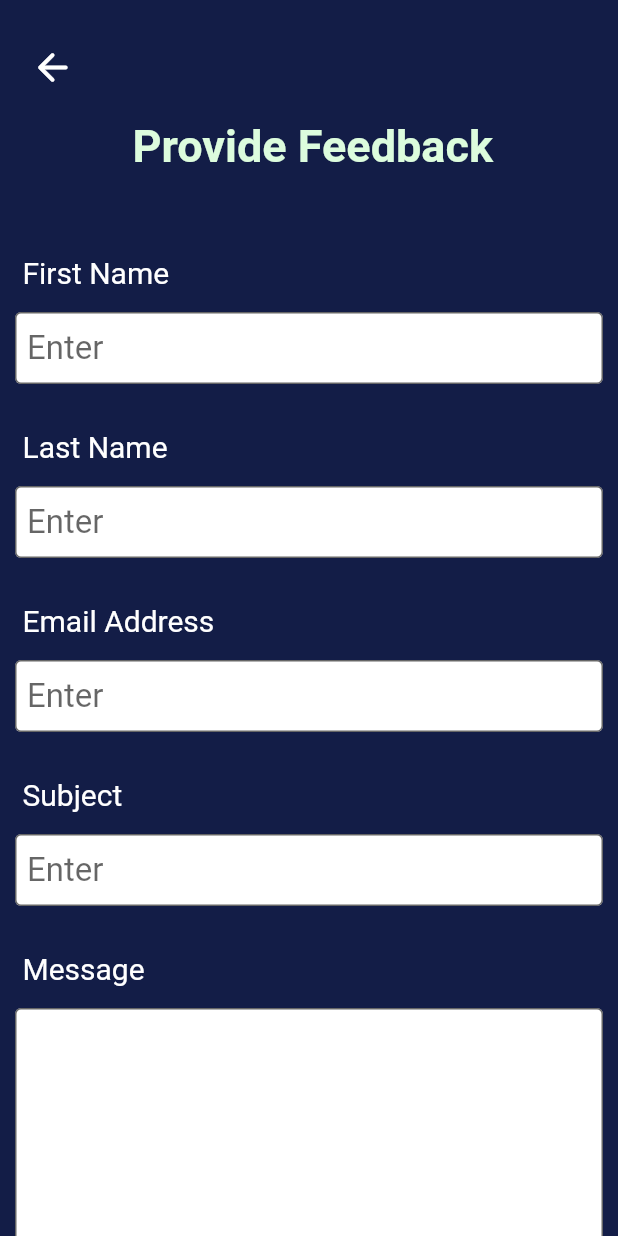
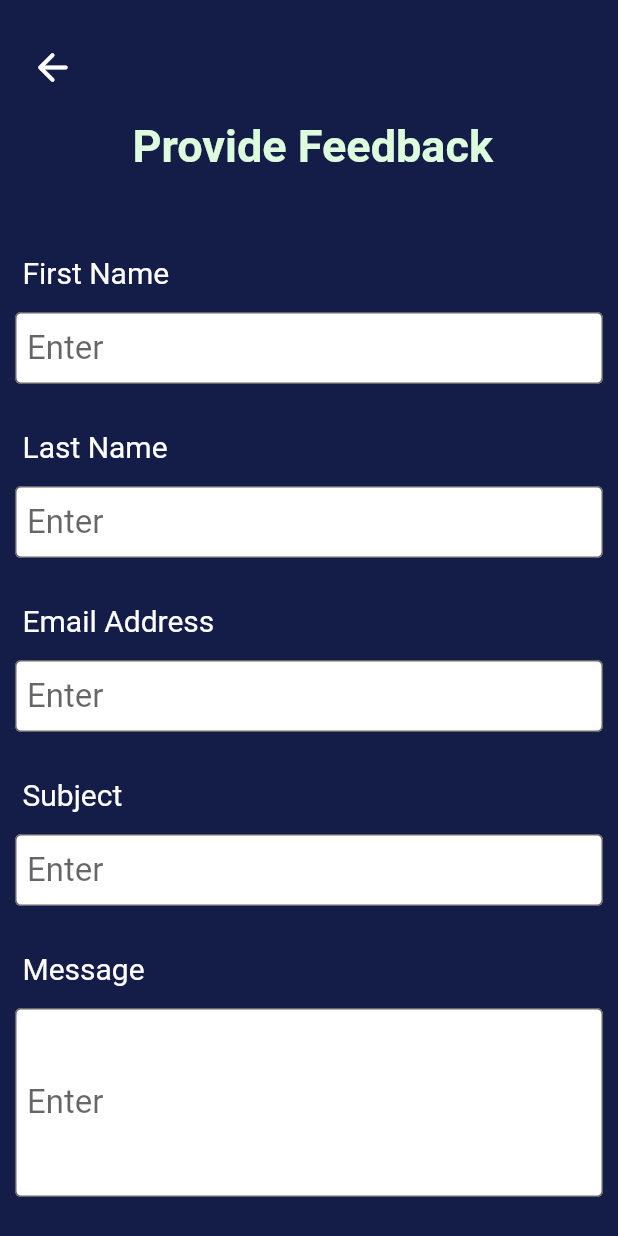
Before and after one commit to Capstone-Project-POS-IT/Mobile-Application, a Flutter app: the screen it shows after launch, on a phone screen of 412 x 824 dp. Run offline on Flutter 3.47's test engine with Material 2 defaults, Android fonts, the phone set to English and light mode, and no system bars; our stand-ins replace cloud_functions, firebase_auth, firebase_core, google_sign_in, shared_preferences, table_calendar; missing offline and left inert: flutter_email_sender, flutter_facebook_login; accounts and stored records are empty.

Commit message:
provide feedback, creators, pubspec

```diff
--- a/lib/ProvideFeedback.dart
+++ b/lib/ProvideFeedback.dart
@@ -1,6 +1,8 @@
 import 'dart:io';
 import 'package:flutter/material.dart';
 import 'package:flutter/rendering.dart';
+import 'package:flutter_email_sender/flutter_email_sender.dart';
+import 'package:pos_it/creators.dart';
 
 class ProvideFeedbackPage extends StatefulWidget {
   @override
@@ -9,6 +11,18 @@ class ProvideFeedbackPage extends StatefulWidget {
 
 class _ProvideFeedbackPage extends State<ProvideFeedbackPage> {
   @override
+
+  // Create a text controller and use it to retrieve the current value
+  // of the TextField.
+  final myController = TextEditingController();
+
+  @override
+  void dispose() {
+    // Clean up the controller when the widget is disposed.
+    myController.dispose();
+    super.dispose();
+  }
+
   Widget build(BuildContext context) {
     return new Scaffold(
       backgroundColor: Color(0xff131D47),
@@ -34,6 +48,7 @@ class _ProvideFeedbackPage extends State<ProvideFeedbackPage> {
             Padding(
               padding: EdgeInsets.fromLTRB(10, 5, 10, 10),
               child: TextField(
+                controller: myController,
                 style:
                   new TextStyle(fontSize: 22.0, color: Color(0xFF000000)),
                 decoration: InputDecoration(
@@ -152,25 +167,69 @@ class _ProvideFeedbackPage extends State<ProvideFeedbackPage> {
                   ),
                 ]
             ),
-            Padding(
+            Container(
+              //margin: EdgeInsets.fromLTRB(10, 5, 10, 10),
+              height: 200,
               padding: EdgeInsets.fromLTRB(10, 5, 10, 10),
               child: TextField(
                 maxLines: null,
                 style:
-                  new TextStyle(fontSize: 22.0, color: Color(0xFF000000), height: 50),
+                  new TextStyle(fontSize: 22.0, color: Color(0xFF000000)),
                 decoration: InputDecoration(
                   border: OutlineInputBorder(),
                   filled: true,
+                  isDense: true,
                   fillColor: Colors.white,
                   hintText: 'Enter',
-                  contentPadding: const EdgeInsets.only(
-                      left: 8.0, bottom: 8.0, top: 8.0, right: 8.0),
+                  contentPadding: EdgeInsets.fromLTRB(8.0, 0.0, 8.0, 100.0),
                 ),
               ),
             ),
 
 
             //Submit Button
+            ButtonTheme(
+                minWidth: 200,
+                height: 50,
+                child: FlatButton(
+                  color: Color(0xffabd0a8),
+                  onPressed: () {
+                    Navigator.push(
+                      context,
+                      MaterialPageRoute(builder: (context) => CreatorsPage()),
+                    );
+                  },
+                  shape: RoundedRectangleBorder(
+                    borderRadius: BorderRadius.circular(18.0),
+                  ),
+                  child: Text("Submit",
+                      style: TextStyle(
+                          color: Color(0xff000080), fontSize: 20)),
+                )),
+
+            FloatingActionButton(
+              // When the user presses the button, show an alert dialog containing the
+              // text that the user has entered into the text field.
+              onPressed: () {
+                return showDialog(
+                  context: context,
+                  builder: (context) {
+                    return AlertDialog(
+                      // Retrieve the text the user has entered by using the
+                      // TextEditingController.
+                      content: Text(myController.text),
+                    );
+                  },
+                );
+              },
+              tooltip: 'Show me the value!',
+              child: Icon(Icons.text_fields),
+            ),
+
+
+
+
+
 
 
           ],
--- a/pubspec.yaml
+++ b/pubspec.yaml
@@ -34,6 +34,7 @@ dependencies:
   flutter_facebook_login: ^3.0.0 #Facebook sign-in authentication
   firebase_auth_web: ^0.3.1+1 #Web authentication for firebase
   url_launcher: ^5.4.2 #for calling external URLs
+  flutter_email_sender: ^4.0.0
 
 
   # The following adds the Cupertino Icons font to your application.
@@ -53,7 +54,8 @@ flutter:
     - lib/assets/images/facebook_logo.png
     - lib/assets/images/google_logo.png
     - lib/assets/images/posit_logo.png
-
+    - lib/assets/images/linkedin_logo.png
+    -
   # The following line ensures that the Material Icons font is
   # included with your application, so that you can use the icons in
   # the material Icons class.
```
Also changed, not shown: lib/creators.dart (+5 -5 lines), lib/assets/images/linkedin_logo.png, lib/assets/images/linkedin_logo2.png (deleted), pubspec.lock.
